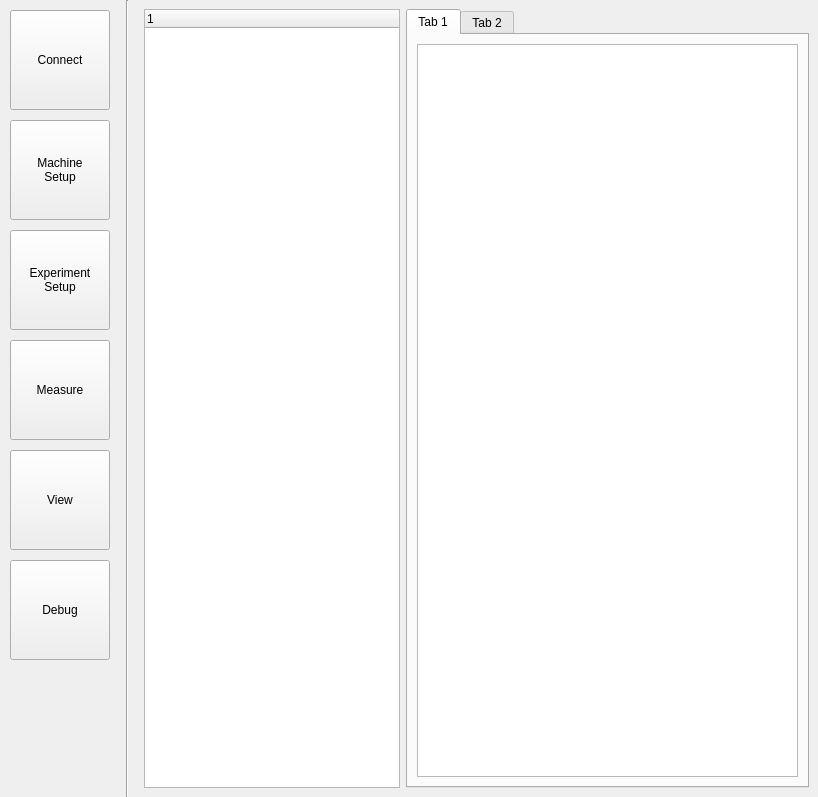
OndrejPistora/thymos-loader, file src/main/resources/base/design.ui: the form before one commit.
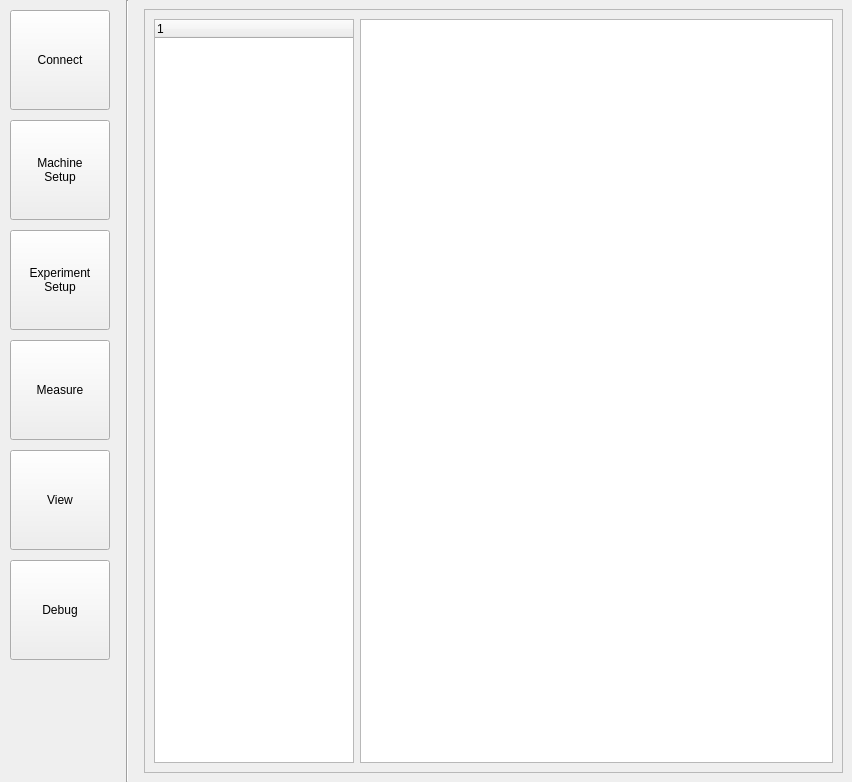
The form after the commit. The open tabs and pages were chosen to show the change. Custom widgets are drawn as their Qt base class.

Commit message: fix ui speed 2 decimals

```diff
--- a/src/main/resources/base/design.ui
+++ b/src/main/resources/base/design.ui
@@ -6,8 +6,8 @@
    <rect>
     <x>0</x>
     <y>0</y>
-    <width>818</width>
-    <height>797</height>
+    <width>852</width>
+    <height>782</height>
    </rect>
   </property>
   <property name="windowTitle">
@@ -1516,12 +1516,19 @@
          <widget class="QWidget" name="View">
           <layout class="QVBoxLayout" name="verticalLayout_22">
            <item>
-            <layout class="QHBoxLayout" name="horizontalLayout_9">
+            <widget class="QFrame" name="frame_5">
+             <property name="frameShape">
+              <enum>QFrame::StyledPanel</enum>
+             </property>
+             <property name="frameShadow">
+              <enum>QFrame::Raised</enum>
+             </property>
+             <layout class="QHBoxLayout" name="horizontalLayout_16">
              <item>
               <widget class="QTreeWidget" name="wfTree">
                <property name="sizePolicy">
                 <sizepolicy hsizetype="Minimum" vsizetype="Expanding">
-                 <horstretch>0</horstretch>
+                  <horstretch>1</horstretch>
                  <verstretch>0</verstretch>
                 </sizepolicy>
                </property>
@@ -1539,33 +1546,17 @@
               </widget>
              </item>
              <item>
-              <widget class="QTabWidget" name="tabWidget_2">
-               <property name="currentIndex">
-                <number>1</number>
-               </property>
-               <widget class="QWidget" name="tab_2">
-                <attribute name="title">
-                 <string>Tab 1</string>
-                </attribute>
-                <layout class="QVBoxLayout" name="verticalLayout_21">
-                 <item>
-                  <widget class="QTableWidget" name="tableWidget"/>
-                 </item>
-                </layout>
+               <widget class="PlotWidget" name="graphView">
+                <property name="sizePolicy">
+                 <sizepolicy hsizetype="Expanding" vsizetype="Expanding">
+                  <horstretch>3</horstretch>
+                  <verstretch>0</verstretch>
+                 </sizepolicy>
+                </property>
                </widget>
-               <widget class="QWidget" name="tab_4">
-                <attribute name="title">
-                 <string>Tab 2</string>
-                </attribute>
-                <layout class="QVBoxLayout" name="verticalLayout_20">
-                 <item>
-                  <widget class="PlotWidget" name="graphView"/>
                  </item>
                 </layout>
                </widget>
-              </widget>
-             </item>
-            </layout>
            </item>
           </layout>
          </widget>
```
Left out of the diff: 16 changed lines with no effect on the pictures. Lines whose indentation alone changed are shown as unchanged.
